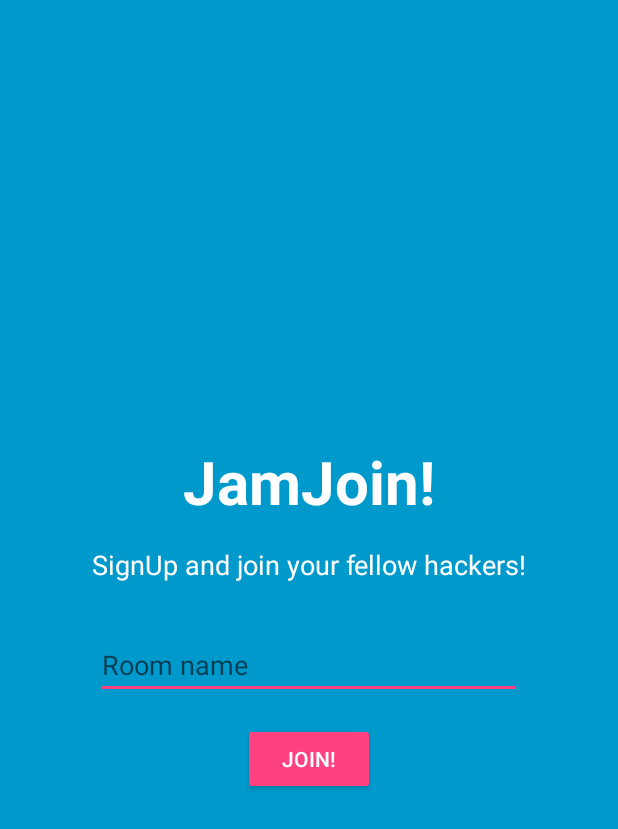
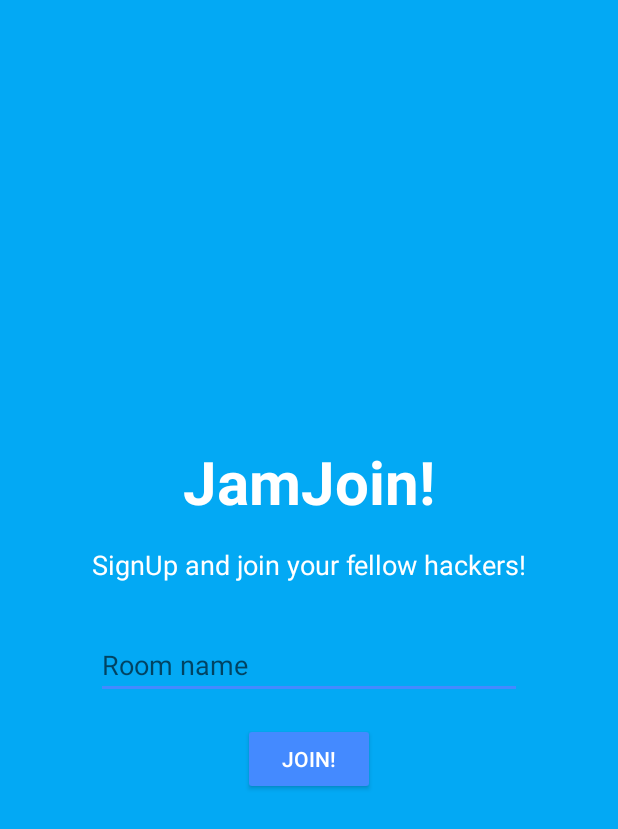
Before and after one commit to EmanueleHB/JamJoin-Android-App, an Android app: the layout activity_login.xml on its own in the app's theme, with its tools: preview values and no code run, on a phone screen of 412 x 824 dp. Shown: the top 829 px of the screen. Run offline under Robolectric (Android 15) with nearby library versions, the phone set to English and light mode, and no system bars; plain views replace MaterialEditText.

Commit message:
Almost working

```diff
--- a/app/src/main/res/layout/activity_login.xml
+++ b/app/src/main/res/layout/activity_login.xml
@@ -3,7 +3,7 @@
                 android:layout_width="match_parent"
                 android:layout_height="match_parent"
                 xmlns:app="http://schemas.android.com/apk/res-auto"
-                android:background="#0099cc"
+                android:background="@color/colorPrimary"
                 tools:context="com.hackit.hackroom.login.LoginActivity">
 
     <!-- The primary full-screen view. This can be replaced with whatever view
@@ -12,7 +12,9 @@
     <RelativeLayout
         android:layout_width="wrap_content"
         android:layout_height="wrap_content"
-        android:layout_centerVertical="true">
+        android:layout_centerVertical="true"
+        android:id="@+id/enterRoom"
+        android:visibility="visible">
 
 
     <TextView
@@ -73,4 +75,74 @@
         android:layout_marginTop="16dp"/>
         </RelativeLayout>
 
+
+    <RelativeLayout
+        android:layout_width="wrap_content"
+        android:layout_height="wrap_content"
+        android:layout_centerVertical="true"
+        android:id="@+id/signUp"
+        android:visibility="gone">
+
+
+
+
+        <!-- This FrameLayout insets its children based on system windows using
+             android:fitsSystemWindows. -->
+
+        <TextView
+            android:layout_width="match_parent"
+            android:layout_height="wrap_content"
+            android:textAppearance="?android:attr/textAppearanceLarge"
+            android:text="Alright, almost done! \n We just need some info about you. \n You can sign in through your favourite social network."
+            android:id="@+id/infoTextView"
+            android:layout_marginTop="16dp"
+            style="@style/Base.TextAppearance.AppCompat.Medium"
+            android:textColor="@color/abc_primary_text_material_dark"
+            android:gravity="center_vertical|center_horizontal"
+            android:layout_marginBottom="16dp"
+            android:layout_marginLeft="32dp"
+            android:layout_marginRight="32dp"
+            android:textAlignment="center"/>
+
+        <Button
+            android:id="@+id/login_button"
+            android:layout_width="190dp"
+            android:layout_height="wrap_content"
+            android:fontFamily="sans-serif-medium"
+            android:paddingBottom="12dp"
+            android:paddingLeft="16dp"
+            android:paddingRight="16dp"
+            android:paddingTop="12dp"
+            android:textAllCaps="true"
+            android:textColor="@android:color/white"
+            style="@style/Widget.AppCompat.Button"
+            android:backgroundTint="#415DAE"
+            android:text="Login with Facebook"
+
+
+            android:layout_centerHorizontal="true"
+            android:layout_marginTop="16dp"
+            android:layout_below="@+id/infoTextView"/>
+
+        <Button
+            android:id="@+id/google_button"
+            android:layout_width="190dp"
+            android:layout_height="wrap_content"
+            android:fontFamily="sans-serif-medium"
+            android:paddingBottom="12dp"
+            android:paddingLeft="16dp"
+            android:paddingRight="16dp"
+            android:paddingTop="12dp"
+            android:textAllCaps="true"
+            android:textColor="@android:color/white"
+            style="@style/Widget.AppCompat.Button"
+            android:backgroundTint="#dd4b39"
+            android:text="Login with GOogle"
+
+
+            android:layout_centerHorizontal="true"
+            android:layout_marginTop="8dp"
+            android:layout_below="@+id/login_button"/>
+    </RelativeLayout>
+
 </RelativeLayout>
--- a/app/src/main/res/values/colors.xml
+++ b/app/src/main/res/values/colors.xml
@@ -1,8 +1,8 @@
 <?xml version="1.0" encoding="utf-8"?>
 <resources>
-    <color name="colorPrimary">#3F51B5</color>
-    <color name="colorPrimaryDark">#303F9F</color>
-    <color name="colorAccent">#FF4081</color>
+    <color name="colorPrimary">#03A9F4</color>
+    <color name="colorPrimaryDark">#0288D1</color>
+    <color name="colorAccent">#448AFF</color>
 
     <color name="black_overlay">#66000000</color>
 </resources>
```
Also changed, not shown: app/src/main/AndroidManifest.xml (+7 -6 lines), app/src/main/java/com/hackit/hackroom/login/LoginActivity.java (+29 -2 lines), app/src/main/res/layout/content_profile.xml (+4 -4 lines).
